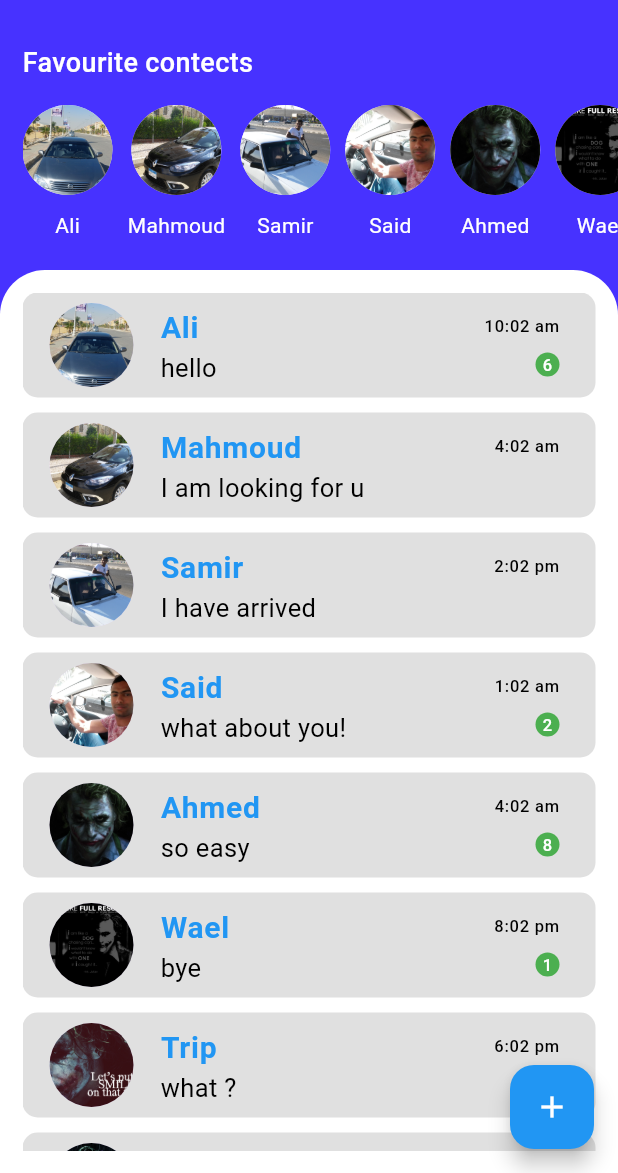
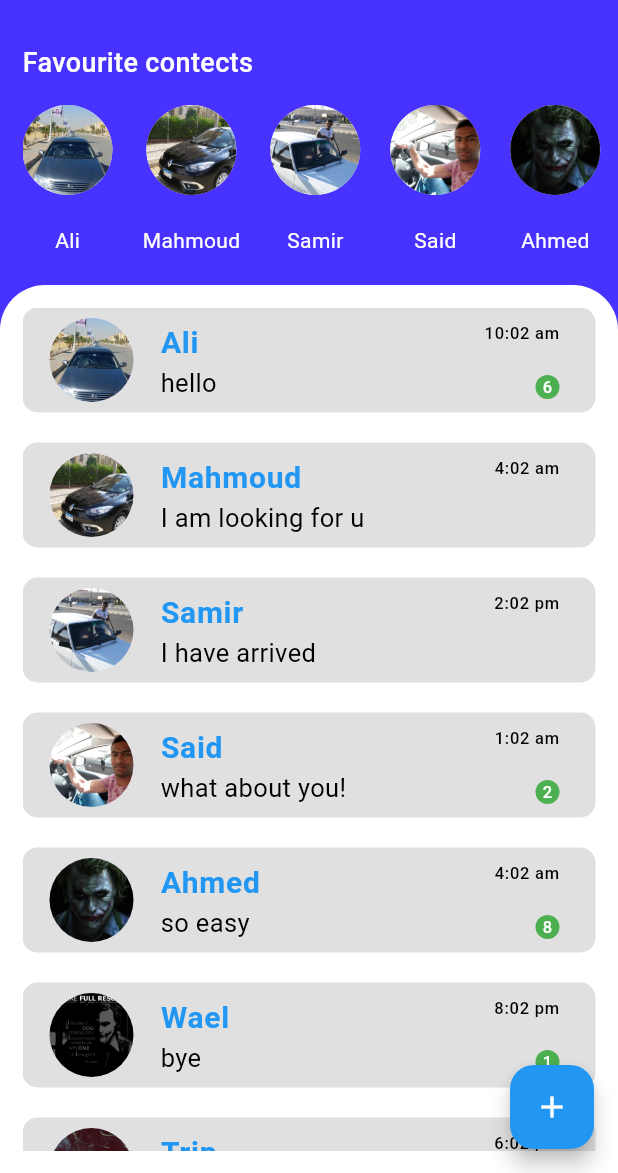
Before and after one commit to Mahmoud-ElAttar-developer/chat_app, a Flutter app: the ChatView screen opened directly, on a phone screen of 412 x 824 dp, the part 63-1236 px from its top. Run offline on Flutter 3.47's test engine with Material 3 defaults, Android fonts, the phone set to English and light mode, and no system bars; our stand-ins replace gap.

Commit message:
second commite

```diff
--- a/lib/chat_view.dart
+++ b/lib/chat_view.dart
@@ -1,5 +1,6 @@
 import 'package:chat_app/user_model.dart';
 import 'package:flutter/material.dart';
+import 'package:gap/gap.dart';
 
 class ChatView extends StatelessWidget {
   const ChatView({super.key});
@@ -134,7 +135,7 @@ class ChatView extends StatelessWidget {
                         radius: 30,
                         backgroundImage: AssetImage(users[index].image),
                       ),
-                      SizedBox(height: 10),
+                      Gap(20),
                       Text(
                         users[index].name,
                         style: TextStyle(color: Colors.white),
@@ -143,13 +144,15 @@ class ChatView extends StatelessWidget {
                   );
                 },
                 separatorBuilder: (context, index) {
-                  return SizedBox(width: 10);
+                  return SizedBox(
+                    width: 20,
+                  );
                 },
                 itemCount: users.length,
               ),
             ),
           ),
-          SizedBox(height: 10),
+          Gap(20),
           Expanded(
             child: Container(
               padding: EdgeInsets.all(15),
@@ -208,7 +211,7 @@ class ChatView extends StatelessWidget {
                             //     maintainState: true,     // مطلوبة لتفعيل maintainSize
                             //     child: Column(           // نضع العناصر المراد إخفاؤها هنا
                             //       children: [
-                            //         SizedBox(height: 10),
+                            //         Gap(20),(height: 10),
                             //         Badge.count(
                             //           count: badgeCount,
                             //           backgroundColor: Colors.green,
@@ -224,7 +227,7 @@ class ChatView extends StatelessWidget {
                                   : 0.0, // لو صفر يبقى شفاف تماماً
                               child: Column(
                                 children: [
-                                  SizedBox(height: 10),
+                                  Gap(20),
                                   Badge.count(
                                     count: badgeCount,
                                     backgroundColor: Colors.green,
@@ -240,7 +243,7 @@ class ChatView extends StatelessWidget {
                   );
                 },
                 separatorBuilder: (context, index) {
-                  return SizedBox(height: 10);
+                  return Gap(20);
                 },
                 itemCount: users.length,
               ),
--- a/pubspec.yaml
+++ b/pubspec.yaml
@@ -9,6 +9,7 @@ environment:
 dependencies:
   flutter:
     sdk: flutter
+  gap: ^3.0.1
 
 dev_dependencies:
   flutter_test:
```
Also changed, not shown: lib/login_view.dart (+10 -4 lines), lib/register_view.dart (+7 -6 lines), pubspec.lock.
